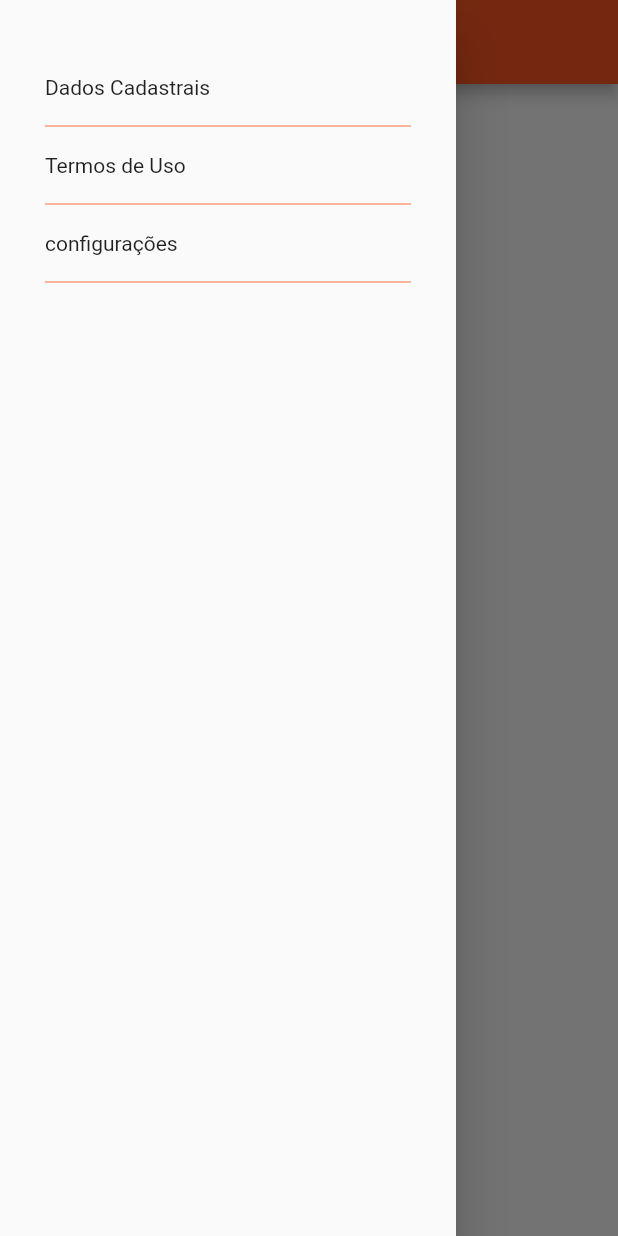
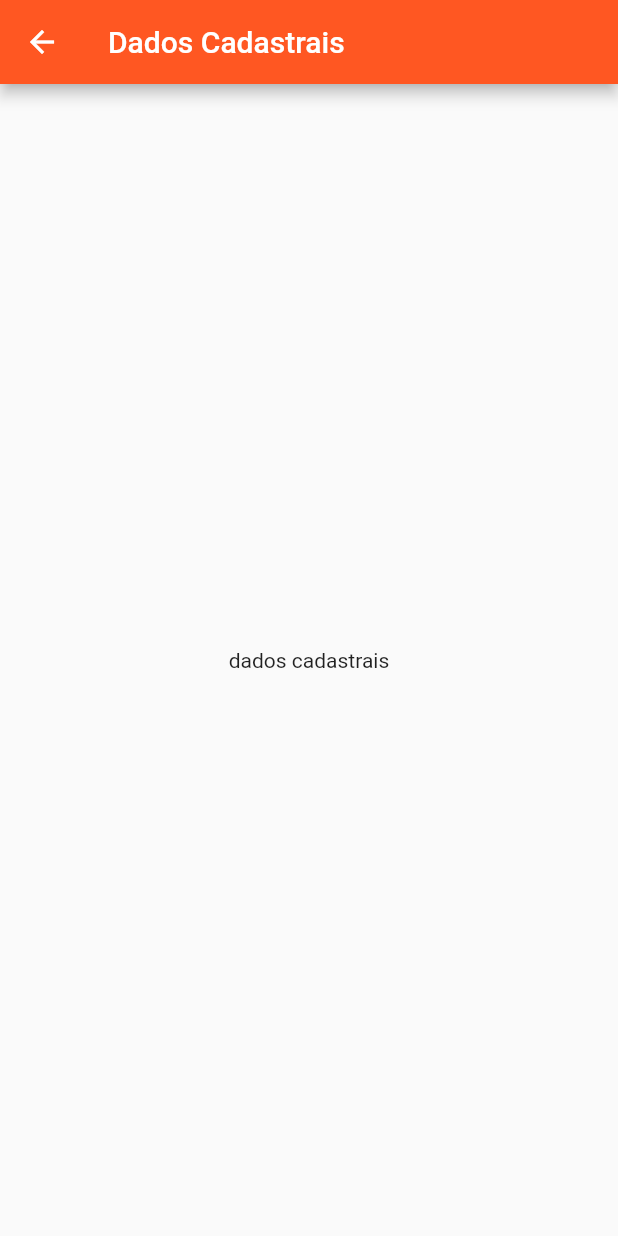
Before and after one commit to SabrinaVailante/learning_flutter_dio, a Flutter app: the PaginaPrincipal screen opened directly, in the side drawer, after a tap on "Dados Cadastrais", on a phone screen of 412 x 824 dp. Run offline on Flutter 3.47's test engine with Material 2 defaults, Android fonts, the phone set to English and light mode, and no system bars; our stand-ins replace google_fonts; network calls fail.

Commit message:
Navegando Dentro do Drawer.

```diff
--- /dev/null
+++ b/lib/funcionalidades/views/dados_cadastrais.dart
@@ -0,0 +1,13 @@
+import 'package:flutter/material.dart';
+
+class DadosCadastrais extends StatelessWidget {
+  const DadosCadastrais({super.key});
+
+  @override
+  Widget build(BuildContext context) {
+    return Scaffold(
+      appBar: AppBar(title: Text("Dados Cadastrais")),
+      body: Center(child: Text("dados cadastrais"),),
+    );
+  }
+}
--- a/lib/funcionalidades/views/pagina_principal.dart
+++ b/lib/funcionalidades/views/pagina_principal.dart
@@ -1,4 +1,5 @@
 import 'package:flutter/material.dart';
+import 'package:leaningflutter/funcionalidades/views/dados_cadastrais.dart';
 
 class PaginaPrincipal extends StatefulWidget {
   const PaginaPrincipal({super.key});
@@ -23,9 +24,14 @@ class _PaginaPrincipalState extends State<PaginaPrincipal> {
                       padding: EdgeInsets.symmetric(vertical: 10),
                       width: double.infinity,
                       child: Text("Dados Cadastrais")),
-                  onTap: () {}),
+                  onTap: () {
+                    Navigator.pop(context);
+                    Navigator.push(
+                        context,
+                        MaterialPageRoute(
+                            builder: (context) => const DadosCadastrais()));
+                  }),
               Divider(color: Colors.deepOrangeAccent),
-
               InkWell(
                   child: Container(
                       padding: EdgeInsets.symmetric(vertical: 10),
@@ -33,7 +39,6 @@ class _PaginaPrincipalState extends State<PaginaPrincipal> {
                       child: Text("Termos de Uso")),
                   onTap: () {}),
               Divider(color: Colors.deepOrangeAccent),
-
               InkWell(
                   child: Container(
                       padding: EdgeInsets.symmetric(vertical: 10),
@@ -41,7 +46,6 @@ class _PaginaPrincipalState extends State<PaginaPrincipal> {
                       child: Text("configurações")),
                   onTap: () {}),
               Divider(color: Colors.deepOrangeAccent),
-
             ],
           ),
         ),
```
